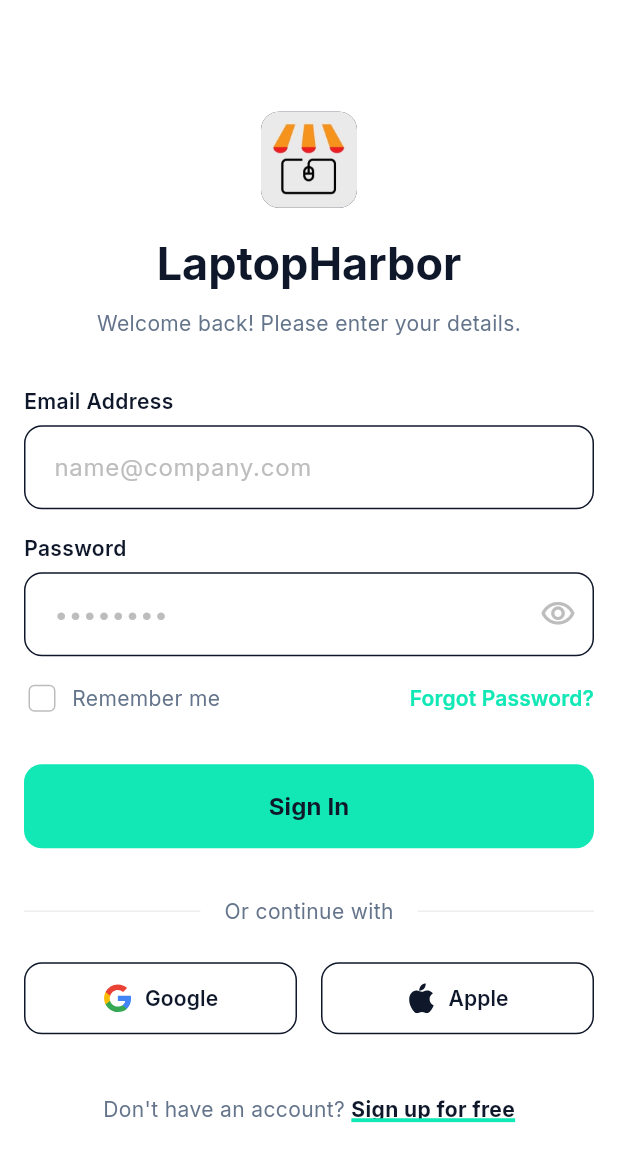
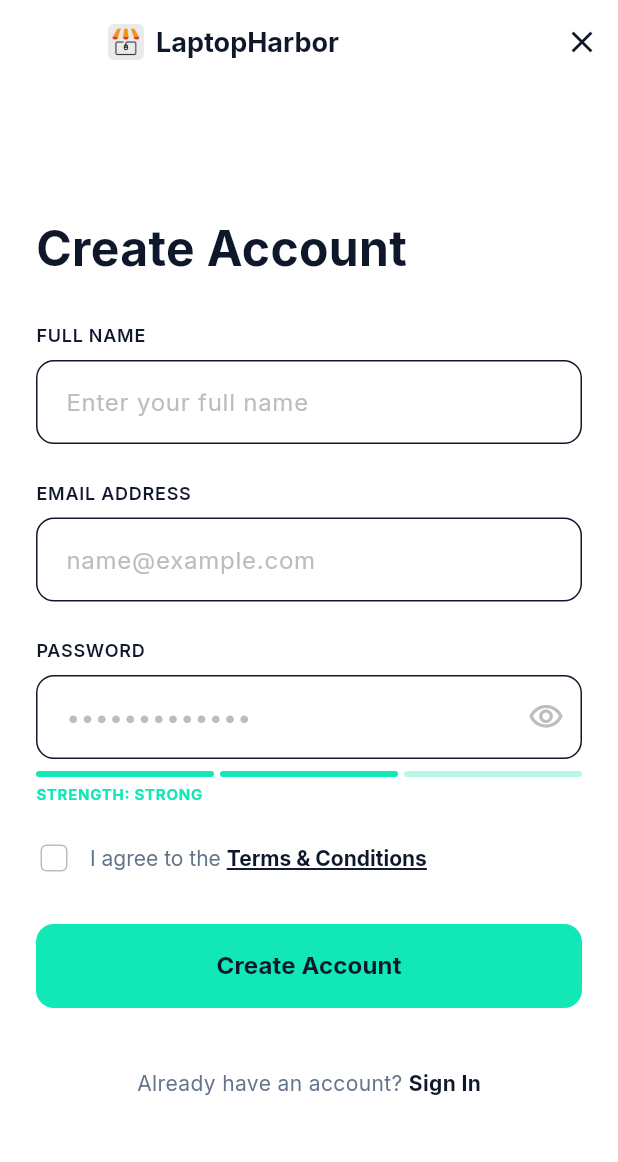
Before and after one commit to 404khai/LaptopHarbor, a Flutter app: the screen it shows after launch, after a tap on "Sign up for free", on a phone screen of 412 x 824 dp. Shown: the top 1162 px of the screen. Run offline on Flutter 3.47's test engine with Material 3 defaults, Android fonts, the phone set to English and light mode, and no system bars; our stand-ins replace flutter_svg, google_fonts.

Commit message:
feat: Implement Sign Up screen and navigation
- Create SignupScreen with UI matching the design (form fields, password strength indicator, terms checkbox).
- Use images/logo.jpeg as the logo in SignupScreen.
- Link Sign up for free in LoginScreen to navigate to SignupScreen.

```diff
--- a/lib/login_screen.dart
+++ b/lib/login_screen.dart
@@ -3,6 +3,7 @@
 import 'package:google_fonts/google_fonts.dart';
 
 import 'forgot_password_screen.dart';
+import 'signup_screen.dart';
 
 class LoginScreen extends StatefulWidget {
   const LoginScreen({super.key});
@@ -388,7 +389,13 @@
                         style: GoogleFonts.inter(fontSize: 14, color: slate500),
                       ),
                       GestureDetector(
-                        onTap: () {},
+                        onTap: () {
+                          Navigator.of(context).push(
+                            MaterialPageRoute(
+                              builder: (context) => const SignupScreen(),
+                            ),
+                          );
+                        },
                         child: Text(
                           'Sign up for free',
                           style: GoogleFonts.inter(
--- /dev/null
+++ b/lib/signup_screen.dart
@@ -0,0 +1,364 @@
+import 'package:flutter/material.dart';
+import 'package:google_fonts/google_fonts.dart';
+
+class SignupScreen extends StatefulWidget {
+  const SignupScreen({super.key});
+
+  @override
+  State<SignupScreen> createState() => _SignupScreenState();
+}
+
+class _SignupScreenState extends State<SignupScreen> {
+  final _nameController = TextEditingController();
+  final _emailController = TextEditingController();
+  final _passwordController = TextEditingController();
+  bool _obscurePassword = true;
+  bool _agreedToTerms = false;
+
+  @override
+  void dispose() {
+    _nameController.dispose();
+    _emailController.dispose();
+    _passwordController.dispose();
+    super.dispose();
+  }
+
+  @override
+  Widget build(BuildContext context) {
+    final isDarkMode = Theme.of(context).brightness == Brightness.dark;
+    final primaryColor = const Color(0xFF11E8B6);
+    final slate900 = isDarkMode ? Colors.white : const Color(0xFF0F172A);
+    final slate500 = isDarkMode ? const Color(0xFF94A3B8) : const Color(0xFF64748B);
+    final borderColor = isDarkMode ? const Color(0xFF334155) : const Color(0xFF0F172A);
+
+    return Scaffold(
+      backgroundColor: Theme.of(context).scaffoldBackgroundColor,
+      appBar: AppBar(
+        backgroundColor: Colors.transparent,
+        elevation: 0,
+        leading: const SizedBox(), // Hide default back button
+        actions: [
+          IconButton(
+            icon: Icon(Icons.close, color: slate900),
+            onPressed: () => Navigator.of(context).pop(),
+          ),
+        ],
+        title: Row(
+          children: [
+            ClipRRect(
+              borderRadius: BorderRadius.circular(4),
+              child: Image.asset(
+                'images/logo.jpeg',
+                width: 24,
+                height: 24,
+                fit: BoxFit.cover,
+              ),
+            ),
+            const SizedBox(width: 8),
+            Text(
+              'LaptopHarbor',
+              style: GoogleFonts.inter(
+                fontSize: 18,
+                fontWeight: FontWeight.bold,
+                color: slate900,
+              ),
+            ),
+          ],
+        ),
+      ),
+      body: SafeArea(
+        child: Center(
+          child: SingleChildScrollView(
+            padding: const EdgeInsets.symmetric(horizontal: 24.0, vertical: 24.0),
+            child: ConstrainedBox(
+              constraints: const BoxConstraints(maxWidth: 448),
+              child: Column(
+                crossAxisAlignment: CrossAxisAlignment.stretch,
+                children: [
+                  Text(
+                    'Create Account',
+                    style: GoogleFonts.inter(
+                      fontSize: 32,
+                      fontWeight: FontWeight.bold,
+                      color: slate900,
+                      height: 1.1,
+                    ),
+                  ),
+                  const SizedBox(height: 32),
+
+                  // Full Name
+                  Text(
+                    'FULL NAME',
+                    style: GoogleFonts.inter(
+                      fontSize: 12,
+                      fontWeight: FontWeight.w600,
+                      color: slate900,
+                      letterSpacing: 0.5,
+                    ),
+                  ),
+                  const SizedBox(height: 8),
+                  TextFormField(
+                    controller: _nameController,
+                    decoration: InputDecoration(
+                      hintText: 'Enter your full name',
+                      hintStyle: GoogleFonts.inter(color: Colors.grey[400]),
+                      contentPadding: const EdgeInsets.symmetric(horizontal: 16, vertical: 16),
+                      border: OutlineInputBorder(
+                        borderRadius: BorderRadius.circular(12),
+                        borderSide: BorderSide(color: borderColor),
+                      ),
+                      enabledBorder: OutlineInputBorder(
+                        borderRadius: BorderRadius.circular(12),
+                        borderSide: BorderSide(color: borderColor),
+                      ),
+                      focusedBorder: OutlineInputBorder(
+                        borderRadius: BorderRadius.circular(12),
+                        borderSide: BorderSide(color: primaryColor, width: 2),
+                      ),
+                    ),
+                    style: GoogleFonts.inter(color: slate900),
+                  ),
+                  const SizedBox(height: 24),
+
+                  // Email Address
+                  Text(
+                    'EMAIL ADDRESS',
+                    style: GoogleFonts.inter(
+                      fontSize: 12,
+                      fontWeight: FontWeight.w600,
+                      color: slate900,
+                      letterSpacing: 0.5,
+                    ),
+                  ),
+                  const SizedBox(height: 8),
+                  TextFormField(
+                    controller: _emailController,
+                    decoration: InputDecoration(
+                      hintText: 'name@example.com',
+                      hintStyle: GoogleFonts.inter(color: Colors.grey[400]),
+                      contentPadding: const EdgeInsets.symmetric(horizontal: 16, vertical: 16),
+                      border: OutlineInputBorder(
+                        borderRadius: BorderRadius.circular(12),
+                        borderSide: BorderSide(color: borderColor),
+                      ),
+                      enabledBorder: OutlineInputBorder(
+                        borderRadius: BorderRadius.circular(12),
+                        borderSide: BorderSide(color: borderColor),
+                      ),
+                      focusedBorder: OutlineInputBorder(
+                        borderRadius: BorderRadius.circular(12),
+                        borderSide: BorderSide(color: primaryColor, width: 2),
+                      ),
+                    ),
+                    keyboardType: TextInputType.emailAddress,
+                    style: GoogleFonts.inter(color: slate900),
+                  ),
+                  const SizedBox(height: 24),
+
+                  // Password
+                  Text(
+                    'PASSWORD',
+                    style: GoogleFonts.inter(
+                      fontSize: 12,
+                      fontWeight: FontWeight.w600,
+                      color: slate900,
+                      letterSpacing: 0.5,
+                    ),
+                  ),
+                  const SizedBox(height: 8),
+                  TextFormField(
+                    controller: _passwordController,
+                    obscureText: _obscurePassword,
+                    decoration: InputDecoration(
+                      hintText: '•••••••••••••',
+                      hintStyle: GoogleFonts.inter(color: Colors.grey[400]),
+                      contentPadding: const EdgeInsets.symmetric(horizontal: 16, vertical: 16),
+                      border: OutlineInputBorder(
+                        borderRadius: BorderRadius.circular(12),
+                        borderSide: BorderSide(color: borderColor),
+                      ),
+                      enabledBorder: OutlineInputBorder(
+                        borderRadius: BorderRadius.circular(12),
+                        borderSide: BorderSide(color: borderColor),
+                      ),
+                      focusedBorder: OutlineInputBorder(
+                        borderRadius: BorderRadius.circular(12),
+                        borderSide: BorderSide(color: primaryColor, width: 2),
+                      ),
+                      suffixIcon: IconButton(
+                        icon: Icon(
+                          _obscurePassword ? Icons.visibility_outlined : Icons.visibility_off_outlined,
+                          color: Colors.grey[400],
+                        ),
+                        onPressed: () {
+                          setState(() {
+                            _obscurePassword = !_obscurePassword;
+                          });
+                        },
+                      ),
+                    ),
+                    style: GoogleFonts.inter(color: slate900),
+                  ),
+
+                  // Password Strength Indicator
+                  const SizedBox(height: 8),
+                  Row(
+                    children: [
+                      Expanded(
+                        child: Container(
+                          height: 4,
+                          decoration: BoxDecoration(
+                            color: primaryColor,
+                            borderRadius: BorderRadius.circular(2),
+                          ),
+                        ),
+                      ),
+                      const SizedBox(width: 4),
+                      Expanded(
+                        child: Container(
+                          height: 4,
+                          decoration: BoxDecoration(
+                            color: primaryColor,
+                            borderRadius: BorderRadius.circular(2),
+                          ),
+                        ),
+                      ),
+                      const SizedBox(width: 4),
+                      Expanded(
+                        child: Container(
+                          height: 4,
+                          decoration: BoxDecoration(
+                            color: primaryColor.withValues(alpha: 0.3),
+                            borderRadius: BorderRadius.circular(2),
+                          ),
+                        ),
+                      ),
+                    ],
+                  ),
+                  const SizedBox(height: 4),
+                  Text(
+                    'STRENGTH: STRONG',
+                    style: GoogleFonts.inter(
+                      fontSize: 10,
+                      fontWeight: FontWeight.bold,
+                      color: primaryColor,
+                      letterSpacing: 0.5,
+                    ),
+                  ),
+                  const SizedBox(height: 24),
+
+                  // Terms & Conditions
+                  Row(
+                    children: [
+                      SizedBox(
+                        height: 24,
+                        width: 24,
+                        child: Checkbox(
+                          value: _agreedToTerms,
+                          onChanged: (value) {
+                            setState(() {
+                              _agreedToTerms = value ?? false;
+                            });
+                          },
+                          activeColor: const Color(0xFF0F172A), // Use dark color for checked state based on image (black border/bg)
+                          checkColor: Colors.white,
+                          shape: RoundedRectangleBorder(
+                            borderRadius: BorderRadius.circular(4),
+                          ),
+                          side: BorderSide(color: Colors.grey[400]!),
+                        ),
+                      ),
+                      const SizedBox(width: 12),
+                      Expanded(
+                        child: GestureDetector(
+                          onTap: () {
+                            setState(() {
+                              _agreedToTerms = !_agreedToTerms;
+                            });
+                          },
+                          child: RichText(
+                            text: TextSpan(
+                              text: 'I agree to the ',
+                              style: GoogleFonts.inter(
+                                fontSize: 14,
+                                color: slate500,
+                              ),
+                              children: [
+                                TextSpan(
+                                  text: 'Terms & Conditions',
+                                  style: GoogleFonts.inter(
+                                    fontWeight: FontWeight.bold,
+                                    color: slate900,
+                                    decoration: TextDecoration.underline,
+                                  ),
+                                ),
+                              ],
+                            ),
+                          ),
+                        ),
+                      ),
+                    ],
+                  ),
+                  const SizedBox(height: 32),
+
+                  // Create Account Button
+                  SizedBox(
+                    height: 56,
+                    child: ElevatedButton(
+                      onPressed: () {
+                        // TODO: Implement sign up logic
+                      },
+                      style: ElevatedButton.styleFrom(
+                        backgroundColor: primaryColor,
+                        foregroundColor: const Color(0xFF0F172A),
+                        elevation: 0,
+                        shape: RoundedRectangleBorder(
+                          borderRadius: BorderRadius.circular(12),
+                        ),
+                      ),
+                      child: Text(
+                        'Create Account',
+                        style: GoogleFonts.inter(
+                          fontSize: 16,
+                          fontWeight: FontWeight.bold,
+                        ),
+                      ),
+                    ),
+                  ),
+                  const SizedBox(height: 40),
+
+                  // Footer
+                  Row(
+                    mainAxisAlignment: MainAxisAlignment.center,
+                    children: [
+                      Text(
+                        "Already have an account? ",
+                        style: GoogleFonts.inter(
+                          fontSize: 14,
+                          color: slate500,
+                        ),
+                      ),
+                      GestureDetector(
+                        onTap: () {
+                          Navigator.of(context).pop();
+                        },
+                        child: Text(
+                          'Sign In',
+                          style: GoogleFonts.inter(
+                            fontSize: 14,
+                            fontWeight: FontWeight.bold,
+                            color: slate900,
+                          ),
+                        ),
+                      ),
+                    ],
+                  ),
+                ],
+              ),
+            ),
+          ),
+        ),
+      ),
+    );
+  }
+}
```
Also changed, not shown: 1 other file.
